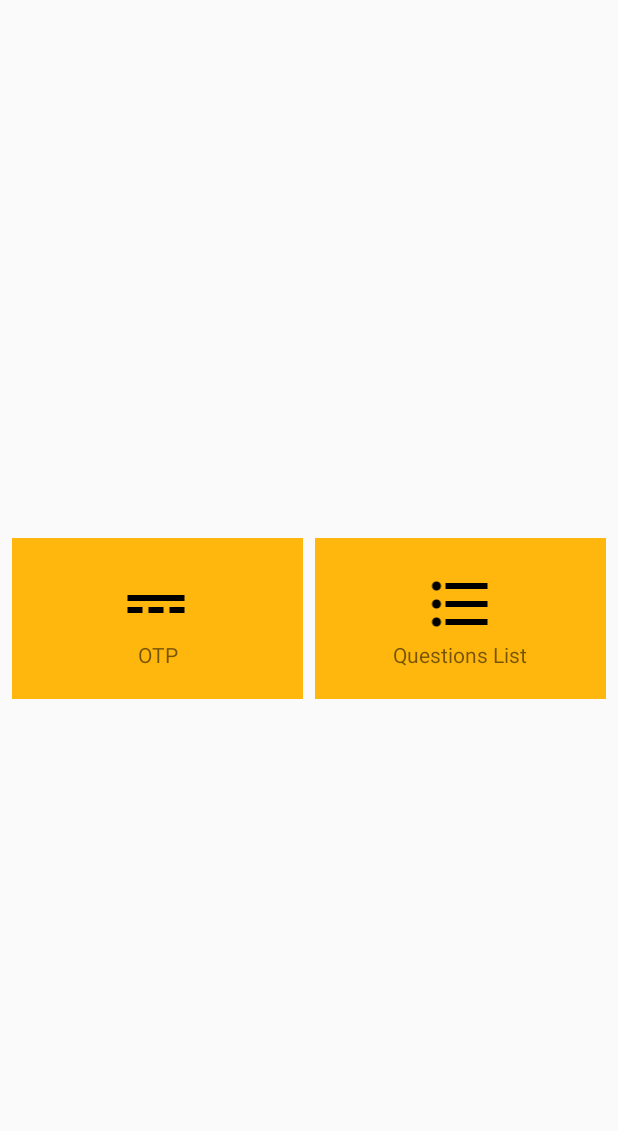
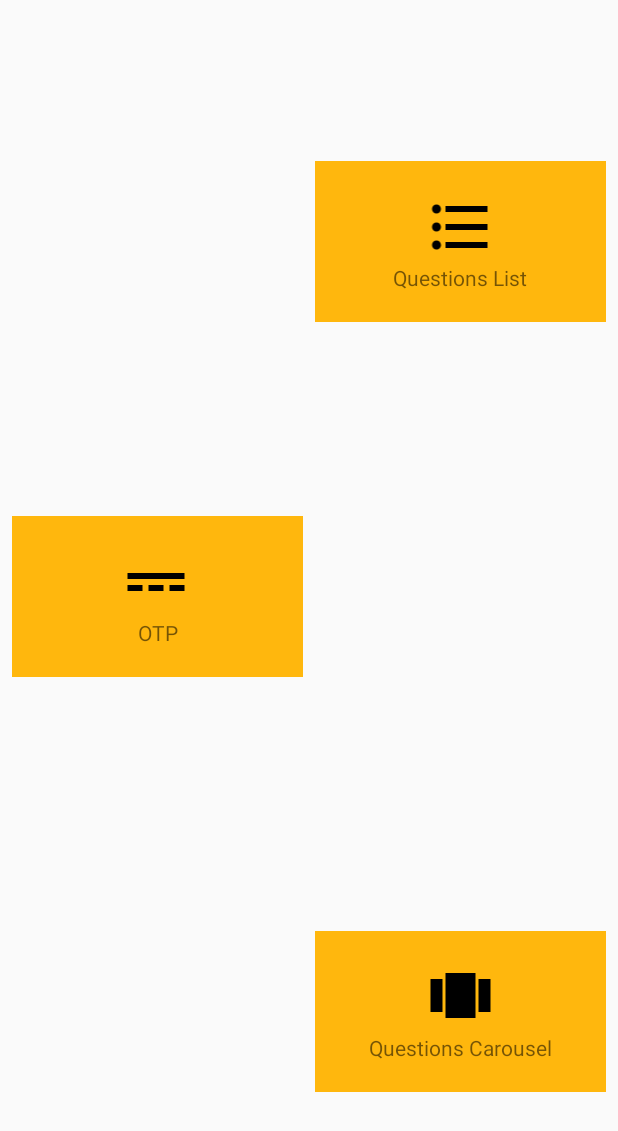
Before and after one commit to jdtorregrosas/Components, an Android app: the screen it shows after launch (MainActivity), on a phone screen of 412 x 824 dp. Shown: the top 1131 px of the screen. Run offline under Robolectric (Android 15) with nearby library versions, the phone set to English and light mode, and no system bars.

Commit message:
Create basic carousel component

```diff
--- a/app/build.gradle
+++ b/app/build.gradle
@@ -32,7 +32,8 @@ dependencies {
     implementation "org.jetbrains.kotlin:kotlin-stdlib-jre7:$kotlin_version"
     implementation "org.jetbrains.anko:anko:0.10.1"
     // Anko Layouts
-    implementation "org.jetbrains.anko:anko-sdk25:0.10.1" // sdk15, sdk19, sdk21, sdk23 are also available
+    implementation "org.jetbrains.anko:anko-sdk25:0.10.1"
+    // sdk15, sdk19, sdk21, sdk23 are also available
     implementation "org.jetbrains.anko:anko-appcompat-v7:0.10.1"
 
     // Coroutine listeners for Anko Layouts
--- a/app/src/main/AndroidManifest.xml
+++ b/app/src/main/AndroidManifest.xml
@@ -19,7 +19,8 @@
             </intent-filter>
         </activity>
         <activity android:name="com.jdtorregrosas.components.activities.OtpActivity" />
-        <activity android:name="com.jdtorregrosas.components.activities.QuestionsListActivity"></activity>
+        <activity android:name="com.jdtorregrosas.components.activities.QuestionsListActivity" />
+        <activity android:name="com.jdtorregrosas.components.activities.CarouselQuestionsActivity"></activity>
     </application>
 
 </manifest>
--- a/app/src/main/java/com/jdtorregrosas/components/activities/MainActivity.kt
+++ b/app/src/main/java/com/jdtorregrosas/components/activities/MainActivity.kt
@@ -12,7 +12,7 @@ import kotlinx.android.synthetic.main.activity_main.*
  */
 class MainActivity : AppCompatActivity() {
 
-    val mContext: Context = this
+    private val mContext: Context = this
 
     override fun onCreate(savedInstanceState: Bundle?) {
         super.onCreate(savedInstanceState)
@@ -22,6 +22,9 @@ class MainActivity : AppCompatActivity() {
         }
         mainQuestionsListButton.setOnClickListener{
             _ -> navigateToQuestionsList()
+        }
+        mainCarouselQuestionsButton.setOnClickListener{
+            _ -> navigateToCarouselQuestions()
         }
     }
 
@@ -34,4 +37,9 @@ class MainActivity : AppCompatActivity() {
         val i = Intent(mContext, QuestionsListActivity::class.java)
         startActivity(i)
     }
+
+    private fun navigateToCarouselQuestions(){
+        val i = Intent(mContext, CarouselQuestionsActivity::class.java)
+        startActivity(i)
+    }
 }
--- /dev/null
+++ b/app/src/main/res/drawable/ic_questions_carousel.xml
@@ -0,0 +1,4 @@
+<vector android:height="48dp" android:viewportHeight="24.0"
+    android:viewportWidth="24.0" android:width="48dp" xmlns:android="http://schemas.android.com/apk/res/android">
+    <path android:fillColor="#FF000000" android:pathData="M7,19h10L17,4L7,4v15zM2,17h4L6,6L2,6v11zM18,6v11h4L22,6h-4z"/>
+</vector>
--- a/app/src/main/res/layout/activity_main.xml
+++ b/app/src/main/res/layout/activity_main.xml
@@ -21,12 +21,14 @@
         app:layout_constraintHorizontal_bias="0.5"
         app:layout_constraintStart_toStartOf="parent"
         app:layout_constraintTop_toTopOf="parent"
+        app:layout_constraintVertical_bias="0.48000002"
         tools:layout_editor_absoluteY="130dp">
 
         <ImageView
             android:layout_width="match_parent"
             android:layout_height="wrap_content"
-            app:srcCompat="@drawable/ic_otp" />
+            android:contentDescription="@null"
+            android:src="@drawable/ic_otp" />
 
         <TextView
             android:layout_width="match_parent"
@@ -50,12 +52,14 @@
         app:layout_constraintHorizontal_bias="0.5"
         app:layout_constraintStart_toEndOf="@+id/mainOtpButton"
         app:layout_constraintTop_toTopOf="parent"
+        app:layout_constraintVertical_bias="0.14999998"
         tools:layout_editor_absoluteY="130dp">
 
         <ImageView
             android:layout_width="match_parent"
             android:layout_height="wrap_content"
-            app:srcCompat="@drawable/ic_questions_list" />
+            android:contentDescription="@null"
+            android:src="@drawable/ic_questions_list" />
 
         <TextView
             android:layout_width="match_parent"
@@ -65,4 +69,32 @@
 
     </LinearLayout>
 
+    <LinearLayout
+        android:id="@+id/mainCarouselQuestionsButton"
+        android:layout_width="0dp"
+        android:layout_height="wrap_content"
+        android:layout_marginBottom="96dp"
+        android:background="@color/colorPrimary"
+        android:foreground="?attr/selectableItemBackground"
+        android:orientation="vertical"
+        android:padding="20dp"
+        app:layout_constraintBottom_toBottomOf="parent"
+        app:layout_constraintEnd_toEndOf="@+id/mainQuestionsListButton"
+        app:layout_constraintHorizontal_bias="0.0"
+        app:layout_constraintStart_toStartOf="@+id/mainQuestionsListButton">
+
+        <ImageView
+            android:layout_width="match_parent"
+            android:layout_height="wrap_content"
+            android:contentDescription="@null"
+            android:src="@drawable/ic_questions_carousel" />
+
+        <TextView
+            android:layout_width="match_parent"
+            android:layout_height="wrap_content"
+            android:text="Questions Carousel"
+            android:textAlignment="center" />
+
+    </LinearLayout>
+
 </android.support.constraint.ConstraintLayout>
--- a/components/build.gradle
+++ b/components/build.gradle
@@ -64,3 +64,4 @@ ext {
 }
 apply from: 'https://raw.githubusercontent.com/nuuneoi/JCenter/master/installv1.gradle'
 apply from: 'https://raw.githubusercontent.com/nuuneoi/JCenter/master/bintrayv1.gradle'
+apply plugin: 'kotlin-android-extensions'
```
Also changed, not shown: app/src/main/java/com/jdtorregrosas/components/activities/CarouselQuestionsActivity.kt (added, +13 -0 lines), app/src/main/res/layout/activity_carousel_questions.xml (added, +11 -0 lines), components/src/main/java/com/jdtorregrosas/components/questionsCarousel/CarouselItemQuestion.kt (added, +44 -0 lines), components/src/main/java/com/jdtorregrosas/components/questionsCarousel/CarouselQuestionsView.kt (added, +105 -0 lines), components/src/main/res/values/attrs_carousel_item_question.xml (added, +8 -0 lines).
